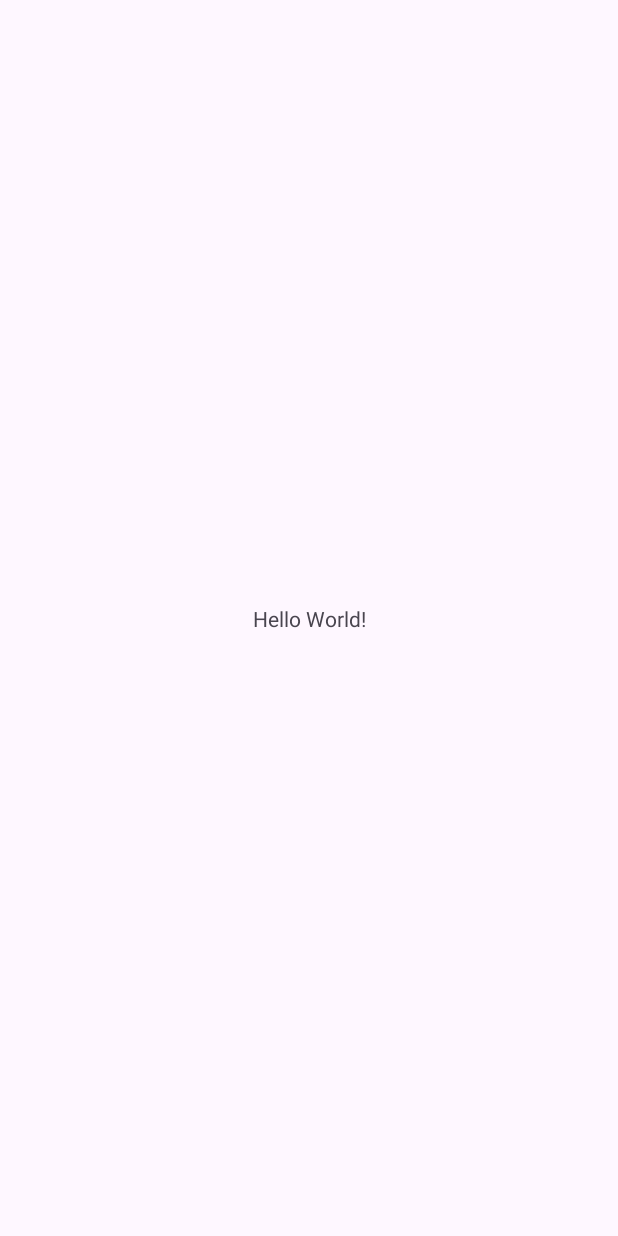
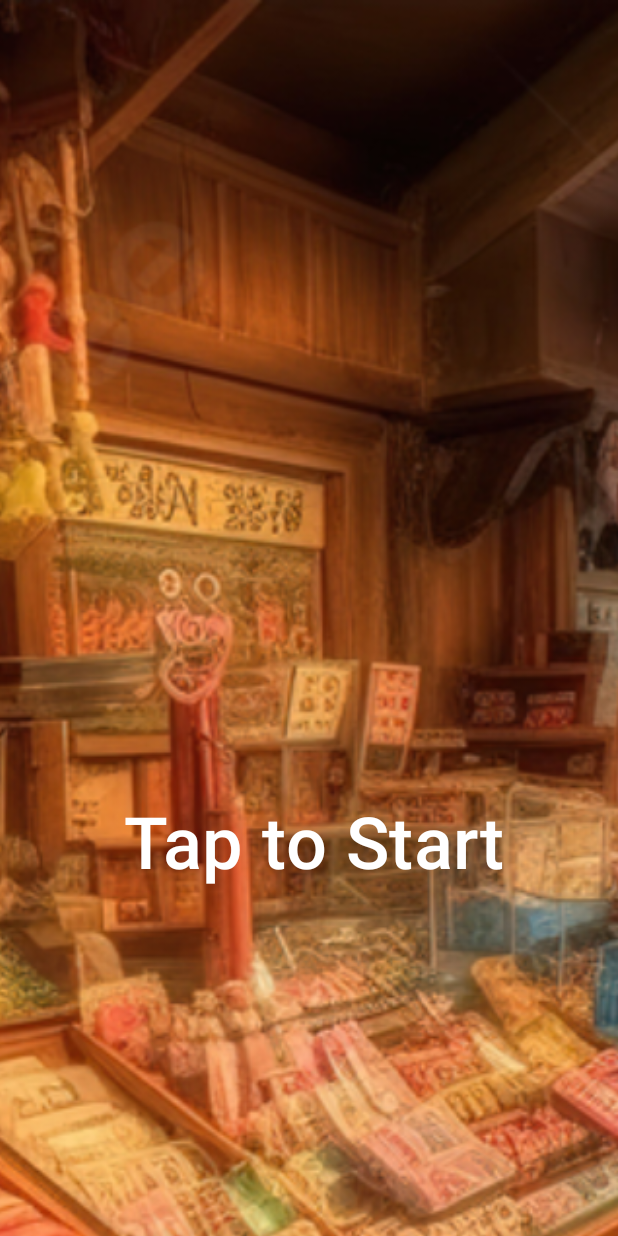
Before and after one commit to KanekoKKK/KayKay, an Android app: the screen it shows after launch (MainActivity), on a phone screen of 412 x 824 dp. Before the commit the screen is almost empty. Run offline under Robolectric (Android 15) with nearby library versions, the phone set to English and light mode, and no system bars.

Commit message:
タイトル画面、獲得画面の追加

```diff
--- a/app/src/main/AndroidManifest.xml
+++ b/app/src/main/AndroidManifest.xml
@@ -21,6 +21,7 @@
                 <category android:name="android.intent.category.LAUNCHER" />
             </intent-filter>
         </activity>
+        <activity android:name=".SubActivity" />
     </application>
 
 </manifest>
--- a/app/src/main/java/jp/ac/meijou/android/kaykay/MainActivity.java
+++ b/app/src/main/java/jp/ac/meijou/android/kaykay/MainActivity.java
@@ -1,6 +1,8 @@
 package jp.ac.meijou.android.kaykay;
 
+import android.content.Intent;
 import android.os.Bundle;
+import android.view.View;
 
 import androidx.activity.EdgeToEdge;
 import androidx.appcompat.app.AppCompatActivity;
@@ -20,5 +22,13 @@ public class MainActivity extends AppCompatActivity {
             v.setPadding(systemBars.left, systemBars.top, systemBars.right, systemBars.bottom);
             return insets;
         });
+        //ボタンを押したとき
+        findViewById(R.id.button).setOnClickListener(new View.OnClickListener() {
+            @Override
+            public void onClick(View view) {
+                Intent intent = new Intent(MainActivity.this, SubActivity.class);
+                startActivity(intent);
+            }
+        });
     }
 }
--- a/app/src/main/res/layout/activity_main.xml
+++ b/app/src/main/res/layout/activity_main.xml
@@ -16,4 +16,34 @@
         app:layout_constraintStart_toStartOf="parent"
         app:layout_constraintTop_toTopOf="parent" />
 
+    <ImageView
+        android:id="@+id/imageView"
+        android:layout_width="586dp"
+        android:layout_height="1309dp"
+        android:scaleType="centerCrop"
+        app:srcCompat="@drawable/dagasi"
+        tools:ignore="MissingConstraints"
+        tools:layout_editor_absoluteX="-88dp"
+        tools:layout_editor_absoluteY="-133dp" />
+
+    <Button
+        android:id="@+id/button"
+        android:layout_width="396dp"
+        android:layout_height="247dp"
+        android:layout_gravity="center"
+        android:layout_marginStart="11dp"
+        android:layout_marginTop="527dp"
+        android:layout_marginBottom="140dp"
+        android:backgroundTint="#00FFFFFF"
+        android:text="Tap to Start"
+        android:textColor="#FFFFFF"
+        android:textSize="48sp"
+        app:layout_constraintBottom_toBottomOf="parent"
+        app:layout_constraintEnd_toEndOf="parent"
+        app:layout_constraintHorizontal_bias="0.0"
+        app:layout_constraintStart_toStartOf="parent"
+        app:layout_constraintTop_toTopOf="parent"
+        app:layout_constraintVertical_bias="1.0"
+        tools:ignore="MissingConstraints" />
+
 </androidx.constraintlayout.widget.ConstraintLayout>
```
Also changed, not shown: app/src/main/java/jp/ac/meijou/android/kaykay/SubActivity.java (added, +44 -0 lines), app/src/main/res/layout/activity_sub.xml (added, +70 -0 lines), app/src/main/res/values/arrays.xml (added, +9 -0 lines), app/src/main/res/drawable/country.jpg (added), app/src/main/res/drawable/dagasi.jpg (added), app/src/main/res/drawable/haikei.png (added), app/src/main/res/drawable/happy.jpg (added), app/src/main/res/drawable/potetotippusu.jpg (added).
